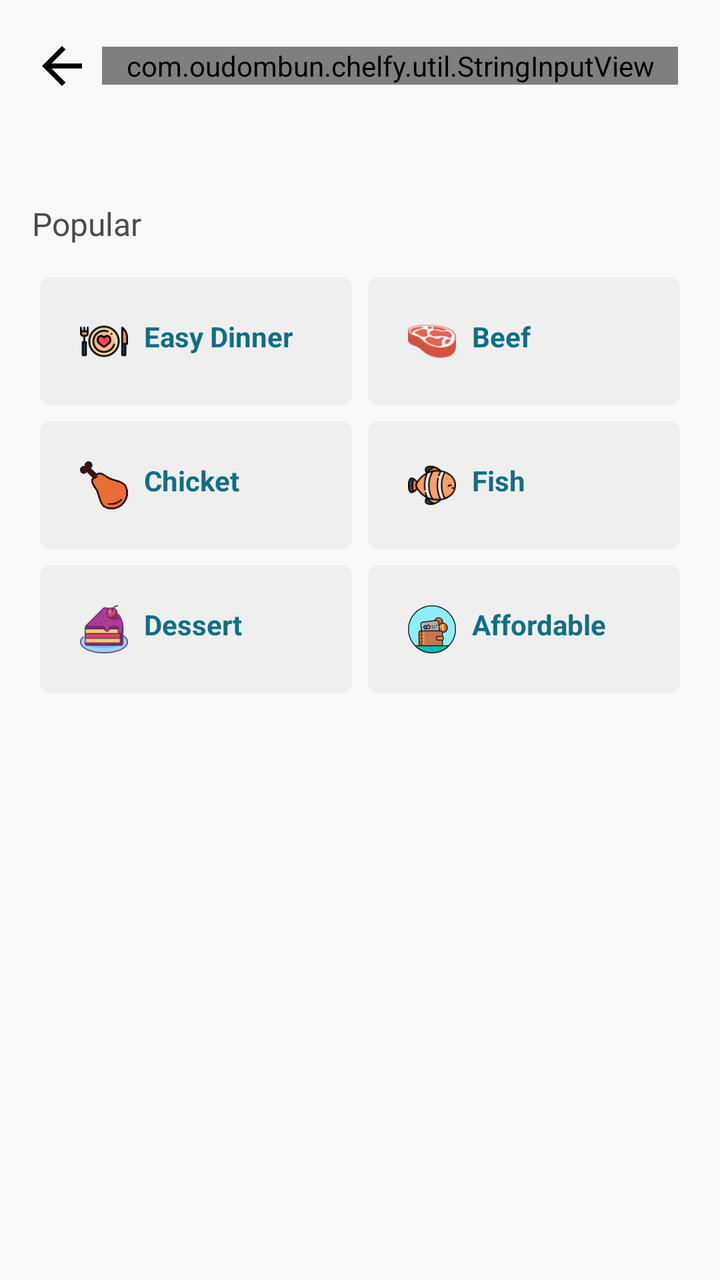
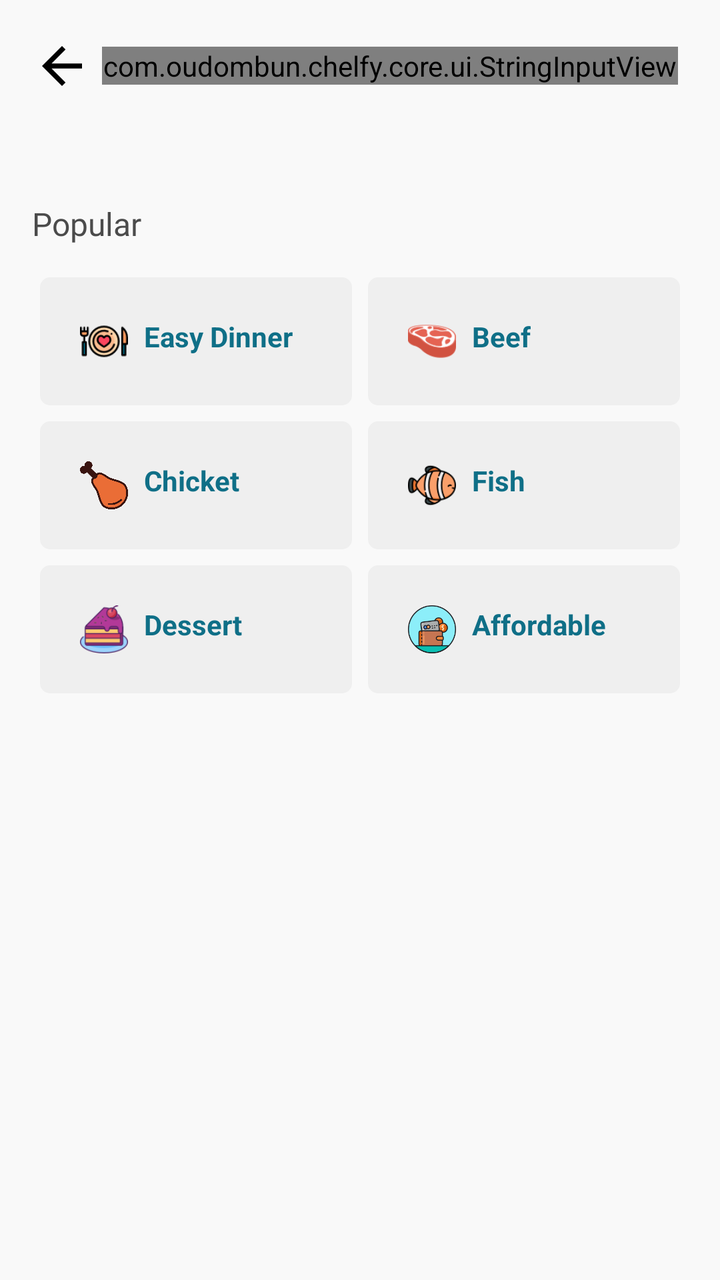

Two renders of the same Android screen: before a commit and after it. Below are the layout's source before the change and the commit's diff.
<!-- AndroidManifest.xml: application theme AppTheme -->
<!-- res/layout/fragment_search.xml -->
<?xml version="1.0" encoding="utf-8"?>
<layout xmlns:app="http://schemas.android.com/apk/res-auto"
    xmlns:tools="http://schemas.android.com/tools"
    xmlns:android="http://schemas.android.com/apk/res/android">

    <data>

    </data>

    <LinearLayout
        android:layout_width="match_parent"
        android:clickable="true"
        android:focusable="true"
        android:focusableInTouchMode="true"
        android:layout_height="match_parent"
        android:background="@color/backgroundColor"
        android:paddingHorizontal="16dp"
        android:orientation="vertical">


        <LinearLayout
            android:layout_width="match_parent"
            android:layout_height="56dp"
            android:layout_marginTop="5dp"
            android:gravity="center_vertical">

            <ImageView
                android:id="@+id/toolbarBack"
                android:layout_width="30dp"
                android:layout_height="56dp"
                android:adjustViewBounds="true"
                android:src="@drawable/baseline_arrow_back_ios_new_24" />

            <com.oudombun.chelfy.util.StringInputView
                android:id="@+id/searchView"
                android:layout_width="0dp"
                android:layout_height="wrap_content"
                android:layout_marginHorizontal="5dp"
                android:layout_weight="1"
                app:viewImeOptions="actionSearch"
                app:hint="@string/search"
                app:startIcon="@drawable/ic_search" />

            
            
            
            
            
            

        </LinearLayout>

        <TextView
            android:textSize="16sp"
            android:layout_marginTop="@dimen/margin_10x"
            android:text="Popular"
            android:textColor="@color/chipTextColor"
            android:fontFamily="@font/aclonica"
            android:layout_width="wrap_content"
            android:layout_height="wrap_content" />

        <LinearLayout
            android:layout_marginTop="@dimen/margin_3x"
            android:orientation="horizontal"
            android:layout_width="match_parent"
            android:weightSum="2"
            android:layout_height="wrap_content">

            <LinearLayout
                android:id="@+id/easyDinnerLayout"
                android:background="@drawable/bg_search_item_raius_top"
                android:paddingVertical="@dimen/margin_5x"
                android:layout_margin="@dimen/margin_1x"
                android:orientation="horizontal"
                android:layout_width="0dp"
                android:layout_weight="1"
                android:gravity="start"
                android:paddingStart="@dimen/margin_5x"
                android:layout_height="wrap_content">

                <ImageView
                    android:layout_marginEnd="@dimen/margin_2x"
                    android:src="@drawable/easy"
                    android:layout_width="24dp"
                    android:layout_height="24dp" />

                <TextView
                    android:textColor="@color/colorPrimary"
                    android:textStyle="bold"
                    android:text="Easy Dinner"
                    android:layout_width="wrap_content"
                    android:layout_height="wrap_content" />
            </LinearLayout>

            <LinearLayout
                android:id="@+id/beefLayout"
                android:background="@drawable/bg_search_item_raius_top"
                android:paddingVertical="@dimen/margin_5x"
                android:layout_margin="@dimen/margin_1x"
                android:orientation="horizontal"
                android:layout_width="0dp"
                android:layout_weight="1"
                android:gravity="start"
                android:paddingStart="@dimen/margin_5x"
                android:layout_height="wrap_content">

                <ImageView
                    android:layout_marginEnd="@dimen/margin_2x"
                    android:src="@drawable/beef"
                    android:layout_width="24dp"
                    android:layout_height="24dp" />

                <TextView
                    android:textColor="@color/colorPrimary"
                    android:textStyle="bold"
                    android:text="Beef"
                    android:layout_width="wrap_content"
                    android:layout_height="wrap_content" />
            </LinearLayout>
        </LinearLayout>

        <LinearLayout
            android:orientation="horizontal"
            android:layout_width="match_parent"
            android:weightSum="2"
            android:layout_height="wrap_content">

            <LinearLayout
                android:id="@+id/chickenLayout"
                android:background="@drawable/bg_search_item_raius_top"
                android:paddingVertical="@dimen/margin_5x"
                android:layout_margin="@dimen/margin_1x"
                android:orientation="horizontal"
                android:layout_width="0dp"
                android:layout_weight="1"
                android:gravity="start"
                android:paddingStart="@dimen/margin_5x"
                android:layout_height="wrap_content">

                <ImageView
                    android:layout_marginEnd="@dimen/margin_2x"
                    android:src="@drawable/chicket"
                    android:layout_width="24dp"
                    android:layout_height="24dp" />

                <TextView
                    android:textColor="@color/colorPrimary"
                    android:textStyle="bold"
                    android:text="Chicket"
                    android:layout_width="wrap_content"
                    android:layout_height="wrap_content" />
            </LinearLayout>

            <LinearLayout
                android:id="@+id/fishLayout"
                android:background="@drawable/bg_search_item_raius_top"
                android:paddingVertical="@dimen/margin_5x"
                android:layout_margin="@dimen/margin_1x"
                android:orientation="horizontal"
                android:layout_width="0dp"
                android:layout_weight="1"
                android:gravity="start"
                android:paddingStart="@dimen/margin_5x"
                android:layout_height="wrap_content">

                <ImageView
                    android:layout_marginEnd="@dimen/margin_2x"
                    android:src="@drawable/fish"
                    android:layout_width="24dp"
                    android:layout_height="24dp" />

                <TextView
                    android:textColor="@color/colorPrimary"
                    android:textStyle="bold"
                    android:text="Fish"
                    android:layout_width="wrap_content"
                    android:layout_height="wrap_content" />
            </LinearLayout>
        </LinearLayout>

        <LinearLayout
            android:orientation="horizontal"
            android:layout_width="match_parent"
            android:weightSum="2"
            android:layout_height="wrap_content">

            <LinearLayout
                android:id="@+id/dessertLayout"
                android:background="@drawable/bg_search_item_raius_top"
                android:paddingVertical="@dimen/margin_5x"
                android:layout_margin="@dimen/margin_1x"
                android:orientation="horizontal"
                android:layout_width="0dp"
                android:layout_weight="1"
                android:gravity="start"
                android:paddingStart="@dimen/margin_5x"
                android:layout_height="wrap_content">

                <ImageView
                    android:layout_marginEnd="@dimen/margin_2x"
                    android:src="@drawable/dessert"
                    android:layout_width="24dp"
                    android:layout_height="24dp" />

                <TextView
                    android:textColor="@color/colorPrimary"
                    android:textStyle="bold"
                    android:text="Dessert"
                    android:layout_width="wrap_content"
                    android:layout_height="wrap_content" />
            </LinearLayout>

            <LinearLayout
                android:id="@+id/affordableLayout"
                android:background="@drawable/bg_search_item_raius_top"
                android:paddingVertical="@dimen/margin_5x"
                android:layout_margin="@dimen/margin_1x"
                android:orientation="horizontal"
                android:layout_width="0dp"
                android:layout_weight="1"
                android:gravity="start"
                android:paddingStart="@dimen/margin_5x"
                android:layout_height="wrap_content">

                <ImageView
                    android:layout_marginEnd="@dimen/margin_2x"
                    android:src="@drawable/money"
                    android:layout_width="24dp"
                    android:layout_height="24dp" />

                <TextView
                    android:textColor="@color/colorPrimary"
                    android:textStyle="bold"
                    android:text="Affordable"
                    android:layout_width="wrap_content"
                    android:layout_height="wrap_content" />
            </LinearLayout>
        </LinearLayout>

    </LinearLayout>
</layout>
<!-- resources referenced by this layout -->
<resources>
  <color name="backgroundColor">@color/lightGray</color>
  <color name="chipTextColor">@color/darkGray</color>
  
      // Custom CardView Style
  <color name="colorPrimary">#0F6F87</color>
  <dimen name="margin_10x">40dp</dimen>
  <dimen name="margin_1x">4dp</dimen>
  <dimen name="margin_2x">8dp</dimen>
  <dimen name="margin_3x">12dp</dimen>
  <dimen name="margin_5x">20dp</dimen>
  <!-- drawable baseline_arrow_back_ios_new_24 (drawable) -->
  <vector android:autoMirrored="true" android:height="24dp"
      android:tint="#000000" android:viewportHeight="24"
      android:viewportWidth="24" android:width="24dp" xmlns:android="http://schemas.android.com/apk/res/android">
      <path android:fillColor="@android:color/white" android:pathData="M20,11H7.83l5.59,-5.59L12,4l-8,8 8,8 1.41,-1.41L7.83,13H20v-2z"/>
  </vector>
  <!-- drawable beef: png bitmap (drawable, 3722 bytes) -->
  <!-- drawable bg_search_item_raius_top (drawable) -->
  <?xml version="1.0" encoding="utf-8"?>
  <shape xmlns:android="http://schemas.android.com/apk/res/android"
     android:shape="rectangle">
     <solid android:color="#EFEFEF" />
     <corners android:radius="5dp"/>
  </shape>
  <!-- drawable chicket: png bitmap (drawable, 3960 bytes) -->
  <!-- drawable dessert: png bitmap (drawable, 3609 bytes) -->
  <!-- drawable easy: png bitmap (drawable, 3775 bytes) -->
  <!-- drawable fish: png bitmap (drawable, 4344 bytes) -->
  <!-- drawable ic_search (drawable) -->
  <vector xmlns:android="http://schemas.android.com/apk/res/android"
      android:width="24dp"
      android:height="24dp"
      android:viewportWidth="24"
      android:viewportHeight="24"
      android:tint="?attr/colorControlNormal">
    <path
        android:fillColor="@android:color/white"
        android:pathData="M15.5,14h-0.79l-0.28,-0.27C15.41,12.59 16,11.11 16,9.5 16,5.91 13.09,3 9.5,3S3,5.91 3,9.5 5.91,16 9.5,16c1.61,0 3.09,-0.59 4.23,-1.57l0.27,0.28v0.79l5,4.99L20.49,19l-4.99,-5zM9.5,14C7.01,14 5,11.99 5,9.5S7.01,5 9.5,5 14,7.01 14,9.5 11.99,14 9.5,14z"/>
  </vector>
  <!-- drawable money: png bitmap (drawable, 9939 bytes) -->
  <string name="search">Search</string>
  <style name="AppTheme" parent="Theme.MaterialComponents.Light.DarkActionBar">
          
          <item name="colorPrimary">@color/colorPrimary</item>
          <item name="colorPrimaryDark">@color/colorPrimaryDark</item>
          <item name="colorAccent">@color/colorAccent</item>
          <item name="actionModeBackground">@color/contextualActionBarColor</item>
          <item name="android:statusBarColor">@color/statusBarColor</item>
          <item name="actionBarStyle">@style/CustomActionBarStyle</item>
          <item name="bottomSheetDialogTheme">@style/AppBottomSheetDialogTheme</item>
          <item name="elevationOverlayEnabled">true</item>
      </style>
  <color name="lightGray">#F9F9F9</color>
  <color name="darkGray">#4B4B4B</color>
  <color name="colorPrimaryDark">#0F6F87</color>
  <color name="colorAccent">#FF7465</color>
  <color name="contextualActionBarColor">@color/dark</color>
  <color name="statusBarColor">@color/colorPrimaryDark</color>
  <style name="CustomActionBarStyle" parent="Widget.MaterialComponents.ActionBar.Primary">
          <item name="background">@color/actionBarBackgroundColor</item>
      </style>
  <style name="AppBottomSheetDialogTheme" parent="Theme.MaterialComponents.BottomSheetDialog">
          <item name="android:windowBackground">@android:color/transparent</item>
          <item name="android:backgroundDimAmount">0.5</item>
      </style>
  <color name="dark">#313C44</color>
  <color name="actionBarBackgroundColor">@color/colorPrimary</color>
  
      // Custom BottomNavigationView Style
</resources>

<!-- the commit's change to res/layout/fragment_search.xml (unified diff, before → after) -->
@@ -31,7 +31,7 @@
                 android:adjustViewBounds="true"
                 android:src="@drawable/baseline_arrow_back_ios_new_24" />
 
-            <com.oudombun.chelfy.util.StringInputView
+            <com.oudombun.chelfy.core.ui.StringInputView
                 android:id="@+id/searchView"
                 android:layout_width="0dp"
                 android:layout_height="wrap_content"
